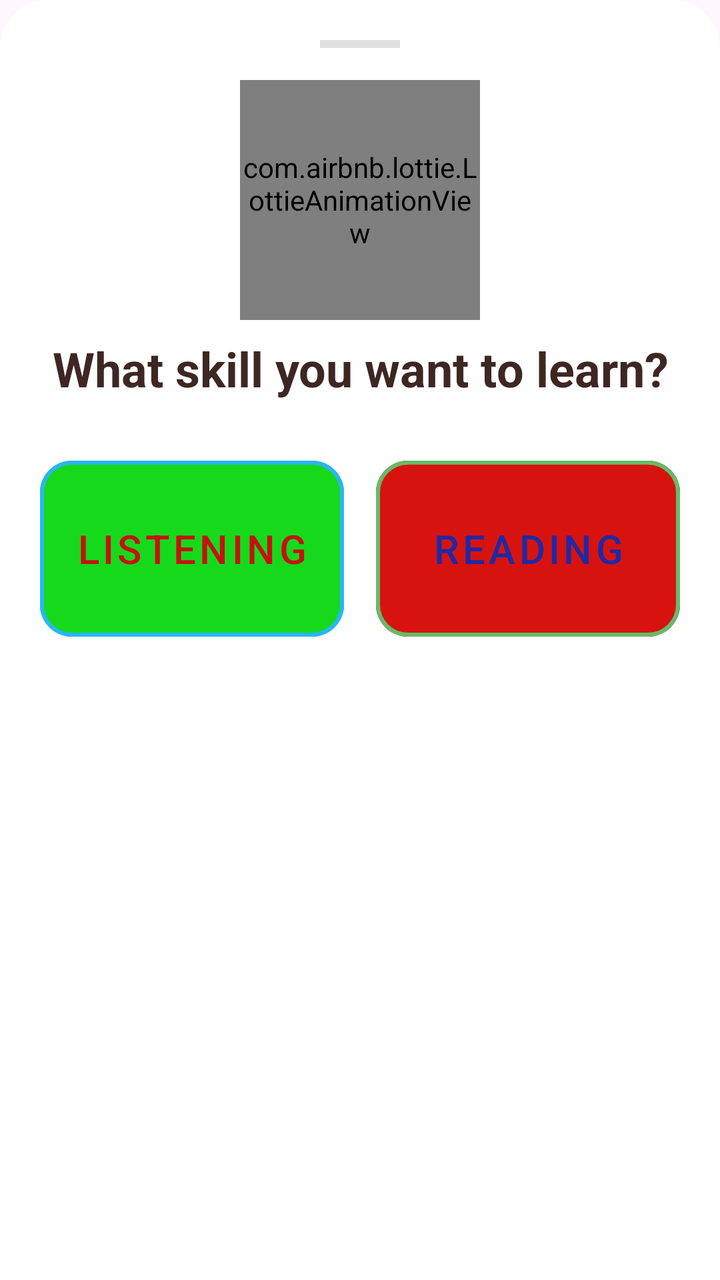
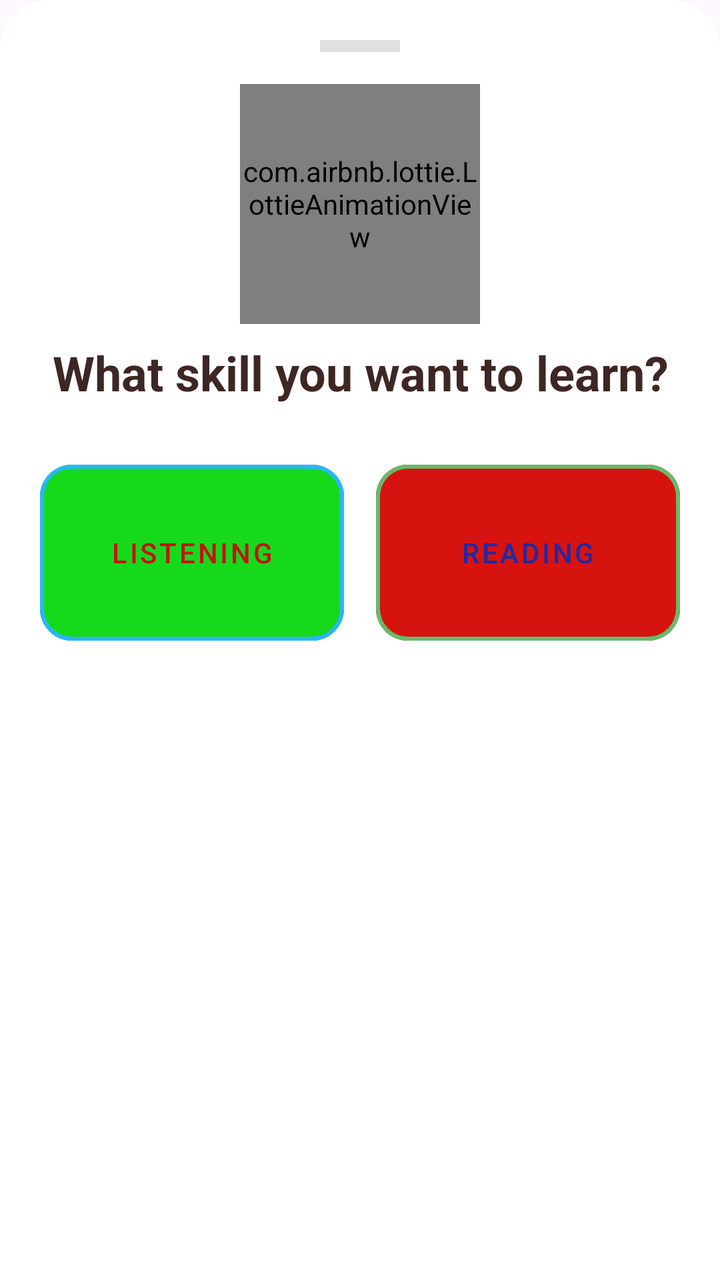

Two renders of the same Android screen: before a commit and after it. Below are the layout's source before the change and the commit's diff.
<!-- AndroidManifest.xml: application theme Theme.LingoEnglishApp -->
<!-- res/layout/bottom_sheet_skills.xml -->
<?xml version="1.0" encoding="utf-8"?>
<LinearLayout xmlns:android="http://schemas.android.com/apk/res/android"
    xmlns:app="http://schemas.android.com/apk/res-auto"
    android:layout_width="match_parent"
    android:layout_height="wrap_content"
    android:background="@drawable/bg_bottom_sheet"
    android:orientation="vertical"
    android:padding="20dp"
    android:gravity="center_horizontal">

    
    <View
        android:layout_width="40dp"
        android:layout_height="4dp"
        android:layout_marginBottom="16dp"
        android:background="#E0E0E0" />

    
    <com.airbnb.lottie.LottieAnimationView
        android:layout_width="120dp"
        android:layout_height="120dp"
        android:layout_marginBottom="8dp"
        app:lottie_autoPlay="true"
        app:lottie_loop="true"
        app:lottie_rawRes="@raw/corgi_animation5" />

    <TextView
        android:layout_width="match_parent"
        android:layout_height="wrap_content"
        android:layout_marginBottom="24dp"
        android:text="What skill you want to learn?"
        android:textAlignment="center"
        android:textColor="@color/colorTextPrimary"
        android:textSize="24sp"
        android:textStyle="bold" />

    
    <LinearLayout
        android:layout_width="match_parent"
        android:layout_height="wrap_content"
        android:orientation="horizontal"
        android:weightSum="2">

        
        <com.google.android.material.button.MaterialButton
            android:id="@+id/btnListen"
            style="@style/Widget.MaterialComponents.Button.OutlinedButton"
            android:layout_width="0dp"
            android:layout_height="100dp"
            android:layout_marginEnd="8dp"
            android:layout_weight="1"
            android:backgroundTint="#16D91C"
            android:text="Listening"
            android:textSize="20sp"
            app:cornerRadius="16dp"
            android:textColor="#C71111"
            app:iconGravity="top"
            app:strokeColor="#29B6F6"
            app:strokeWidth="2dp" />

        
        <com.google.android.material.button.MaterialButton
            android:id="@+id/btnRead"
            style="@style/Widget.MaterialComponents.Button.OutlinedButton"
            android:layout_width="0dp"
            android:layout_height="100dp"
            android:layout_marginStart="8dp"
            android:layout_weight="1"
            android:text="Reading"
            android:textSize="20sp"
            android:textColor="@color/colorPrimaryDark"
            android:backgroundTint="#D71310"
            app:cornerRadius="16dp"
            app:iconGravity="top"
            app:strokeColor="#66BB6A"
            app:strokeWidth="2dp" />
    </LinearLayout>

</LinearLayout>
<!-- resources referenced by this layout -->
<resources>
  <color name="colorPrimaryDark">#1F29A4</color>
  <color name="colorTextPrimary">#3E2723</color>
  <!-- drawable bg_bottom_sheet (drawable) -->
  <?xml version="1.0" encoding="utf-8"?>
  <shape xmlns:android="http://schemas.android.com/apk/res/android"
      android:shape="rectangle">
  
      
      <solid android:color="#FFFFFF" />
  
      
      <corners
          android:topLeftRadius="24dp"
          android:topRightRadius="24dp" />
  
  </shape>
  <style name="Theme.LingoEnglishApp" parent="Base.Theme.LingoEnglishApp" />
  <style name="Base.Theme.LingoEnglishApp" parent="Theme.Material3.DayNight.NoActionBar">
          
          
      </style>
</resources>

<!-- the commit's change to res/layout/bottom_sheet_skills.xml (unified diff, before → after) -->
@@ -11,7 +11,7 @@
     
     <View
         android:layout_width="40dp"
-        android:layout_height="4dp"
+        android:layout_height="6dp"
         android:layout_marginBottom="16dp"
         android:background="#E0E0E0" />
 
@@ -51,7 +51,7 @@
             android:layout_weight="1"
             android:backgroundTint="#16D91C"
             android:text="Listening"
-            android:textSize="20sp"
+            android:textSize="14sp"
             app:cornerRadius="16dp"
             android:textColor="#C71111"
             app:iconGravity="top"
@@ -67,7 +67,7 @@
             android:layout_marginStart="8dp"
             android:layout_weight="1"
             android:text="Reading"
-            android:textSize="20sp"
+            android:textSize="14sp"
             android:textColor="@color/colorPrimaryDark"
             android:backgroundTint="#D71310"
             app:cornerRadius="16dp"
